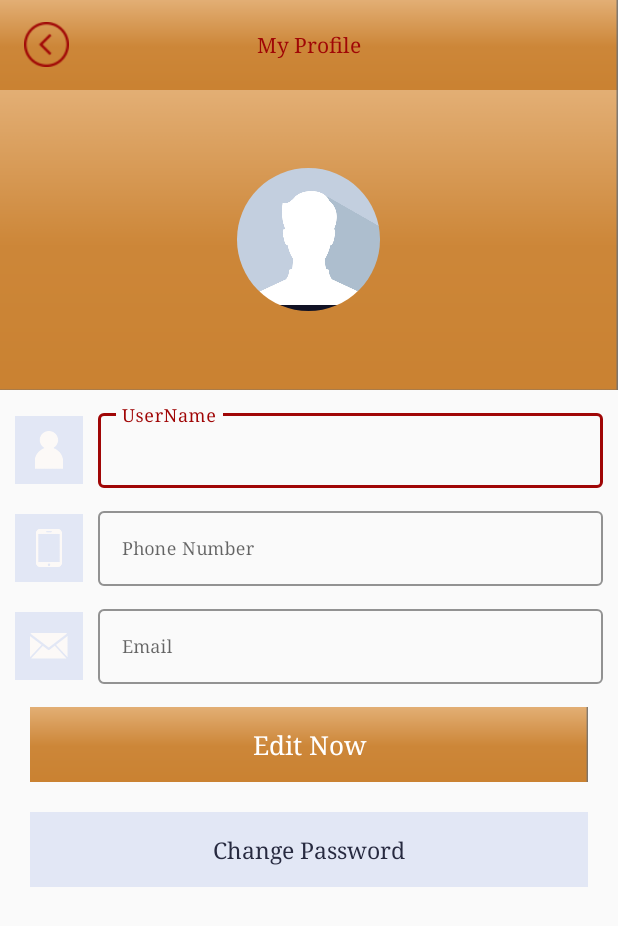
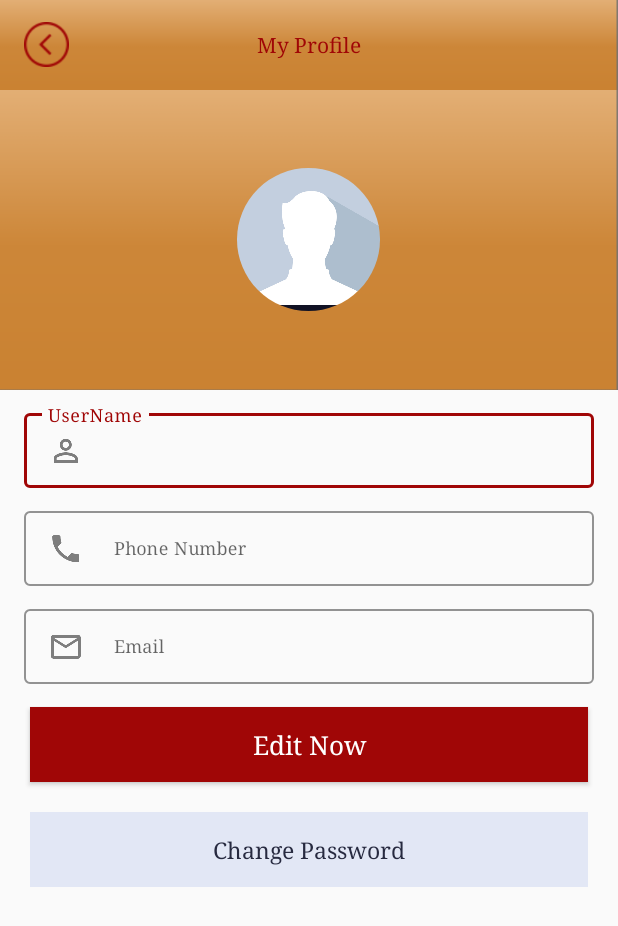
Before and after one commit to MahmoudMagdyEllawatty/Reataurants, an Android app: the MyProfile screen opened directly, with no data from a screen before it, on a phone screen of 412 x 824 dp. Shown: the top 926 px of the screen. Run offline under Robolectric (Android 15) with nearby library versions, the light colour scheme and no system bars; our stand-ins replace CircleImageView, Picasso; libraries missing offline, so code that uses them is left out: com.franmontiel.localechanger, com.orhanobut.hawk, in.mayanknagwanshi.imagepicker; pictures from the network do not load; 6 statements that could not run were skipped.

Commit message:
login-signup

```diff
--- a/app/src/main/res/layout/activity_choose_delivery.xml
+++ b/app/src/main/res/layout/activity_choose_delivery.xml
@@ -16,7 +16,6 @@
             android:layout_width="match_parent"
             android:layout_height="wrap_content"
             >
-
 
             <TextView
                 android:id="@+id/parts"
@@ -86,6 +85,7 @@
             android:text="@string/times"
             android:padding="@dimen/dimen_10"
             android:layout_height="50dp" />
+
         <Button
             android:layout_width="match_parent"
             android:layout_height="@dimen/d50"
@@ -97,5 +97,6 @@
             android:id="@+id/t_makeOrder"
             android:text="@string/MakeOrder"
             android:layout_margin="25dp"/>
+
     </RelativeLayout>
 </RelativeLayout>
--- a/app/src/main/res/layout/activity_login.xml
+++ b/app/src/main/res/layout/activity_login.xml
@@ -62,7 +62,8 @@
             android:paddingStart="16dp"
             android:paddingEnd="16dp"
             android:paddingRight="16dp"
-            android:drawableLeft="@drawable/phone"/>
+            android:drawableLeft="@drawable/phone"
+            android:drawableStart="@drawable/phone"/>
     </com.google.android.material.textfield.TextInputLayout>
 
 
--- a/app/src/main/res/layout/activity_my_profile.xml
+++ b/app/src/main/res/layout/activity_my_profile.xml
@@ -60,17 +60,6 @@
         </RelativeLayout>
     </RelativeLayout>
 
-        <ImageView
-            android:id="@+id/tr"
-            android:layout_width="45dp"
-            android:layout_height="45dp"
-            android:layout_below="@id/et_nme"
-            android:layout_marginStart="10dp"
-            android:layout_marginLeft="10dp"
-            android:layout_marginTop="17dp"
-            android:background="#E2E7F5"
-            android:padding="10dp"
-            android:src="@drawable/mobile" />
 
         <com.google.android.material.textfield.TextInputLayout
             android:id="@+id/et_phone"
@@ -78,11 +67,11 @@
             android:layout_width="match_parent"
             android:layout_height="wrap_content"
             android:layout_below="@+id/et_nme"
-            android:layout_marginStart="10dp"
-            android:layout_marginLeft="10dp"
+            android:layout_marginStart="16dp"
+            android:layout_marginLeft="16dp"
             android:layout_marginTop="10dp"
-            android:layout_marginEnd="10dp"
-            android:layout_marginRight="10dp"
+            android:layout_marginEnd="16dp"
+            android:layout_marginRight="16dp"
             android:layout_toEndOf="@+id/tr"
             android:layout_toRightOf="@+id/tr"
             app:boxStrokeColor="@color/colorPrimary">
@@ -94,20 +83,12 @@
                 android:hint="@string/phone"
                 android:textSize="12sp"
                 android:inputType="phone"
-                android:singleLine="true" />
+                android:singleLine="true"
+                android:drawableLeft="@drawable/phone"
+                android:drawableStart="@drawable/phone"
+                android:drawablePadding="20dp"/>
         </com.google.android.material.textfield.TextInputLayout>
 
-        <ImageView
-            android:id="@+id/tr2"
-            android:layout_width="45dp"
-            android:layout_height="45dp"
-            android:layout_below="@id/tds"
-            android:layout_marginStart="10dp"
-            android:layout_marginLeft="10dp"
-            android:layout_marginTop="17dp"
-            android:background="#E2E7F5"
-            android:padding="10dp"
-            android:src="@drawable/user" />
 
         <com.google.android.material.textfield.TextInputLayout
             android:id="@+id/et_nme"
@@ -115,13 +96,11 @@
             android:layout_width="match_parent"
             android:layout_height="wrap_content"
             android:layout_below="@+id/tds"
-            android:layout_marginStart="10dp"
-            android:layout_marginLeft="10dp"
+            android:layout_marginStart="16dp"
+            android:layout_marginLeft="16dp"
             android:layout_marginTop="10dp"
-            android:layout_marginEnd="10dp"
-            android:layout_marginRight="10dp"
-            android:layout_toEndOf="@id/tr2"
-            android:layout_toRightOf="@id/tr2"
+            android:layout_marginEnd="16dp"
+            android:layout_marginRight="16dp"
             app:boxStrokeColor="@color/colorPrimary">
 
             <com.google.android.material.textfield.TextInputEditText
@@ -131,20 +110,12 @@
                 android:hint="@string/username"
                 android:inputType="text"
                 android:textSize="12sp"
-                android:singleLine="true" />
+                android:singleLine="true"
+                android:drawableLeft="@drawable/account"
+                android:drawableStart="@drawable/account"
+                android:drawablePadding="20dp"/>
         </com.google.android.material.textfield.TextInputLayout>
 
-        <ImageView
-            android:id="@+id/tr3"
-            android:layout_width="45dp"
-            android:layout_height="45dp"
-            android:layout_below="@id/et_phone"
-            android:layout_marginStart="10dp"
-            android:layout_marginLeft="10dp"
-            android:layout_marginTop="17dp"
-            android:background="#E2E7F5"
-            android:padding="10dp"
-            android:src="@drawable/email" />
 
         <com.google.android.material.textfield.TextInputLayout
             android:id="@+id/et_meail"
@@ -152,14 +123,12 @@
             android:layout_width="match_parent"
             android:layout_height="wrap_content"
             android:layout_below="@+id/et_phone"
-            android:layout_marginLeft="10dp"
-            android:layout_marginStart="10dp"
-            android:layout_marginEnd="10dp"
+            android:layout_marginLeft="16dp"
+            android:layout_marginStart="16dp"
+            android:layout_marginEnd="16dp"
             android:layout_marginTop="10dp"
-            android:layout_marginRight="10dp"
-            android:layout_toEndOf="@id/tr3"
-            app:boxStrokeColor="@color/colorPrimary"
-            android:layout_toRightOf="@id/tr3">
+            android:layout_marginRight="16dp"
+            app:boxStrokeColor="@color/colorPrimary">
 
             <com.google.android.material.textfield.TextInputEditText
                 android:id="@+id/et_email"
@@ -168,7 +137,10 @@
                 android:hint="@string/Email"
                 android:textSize="12sp"
                 android:inputType="textEmailAddress"
-                android:singleLine="true" />
+                android:singleLine="true"
+                android:drawableLeft="@drawable/mail"
+                android:drawableStart="@drawable/mail"
+                android:drawablePadding="20dp"/>
         </com.google.android.material.textfield.TextInputLayout>
 
 
@@ -180,7 +152,7 @@
             android:layout_marginStart="@dimen/dimen_20"
             android:layout_marginTop="15dp"
             android:layout_marginEnd="@dimen/dimen_20"
-            android:background="@drawable/header"
+            android:background="@color/colorPrimary"
             android:text="@string/edit"
             android:textAllCaps="false"
             android:textColor="@color/white_color"
--- a/app/src/main/res/values/strings.xml
+++ b/app/src/main/res/values/strings.xml
@@ -60,7 +60,7 @@ We have the best desserts</string>
     <string name="cart">Cart</string>
     <string name="totalprice">Total Price</string>
     <string name="Follow">Follow</string>
-    <string name="MakeOrder">Maker Order</string>
+    <string name="MakeOrder">Make Order</string>
     <string name="plaseaddres">Please Choose Delivery address and Time</string>
     <string name="times">Choose Time</string>
     <string name="ChangePassword">Change Password</string>
```
